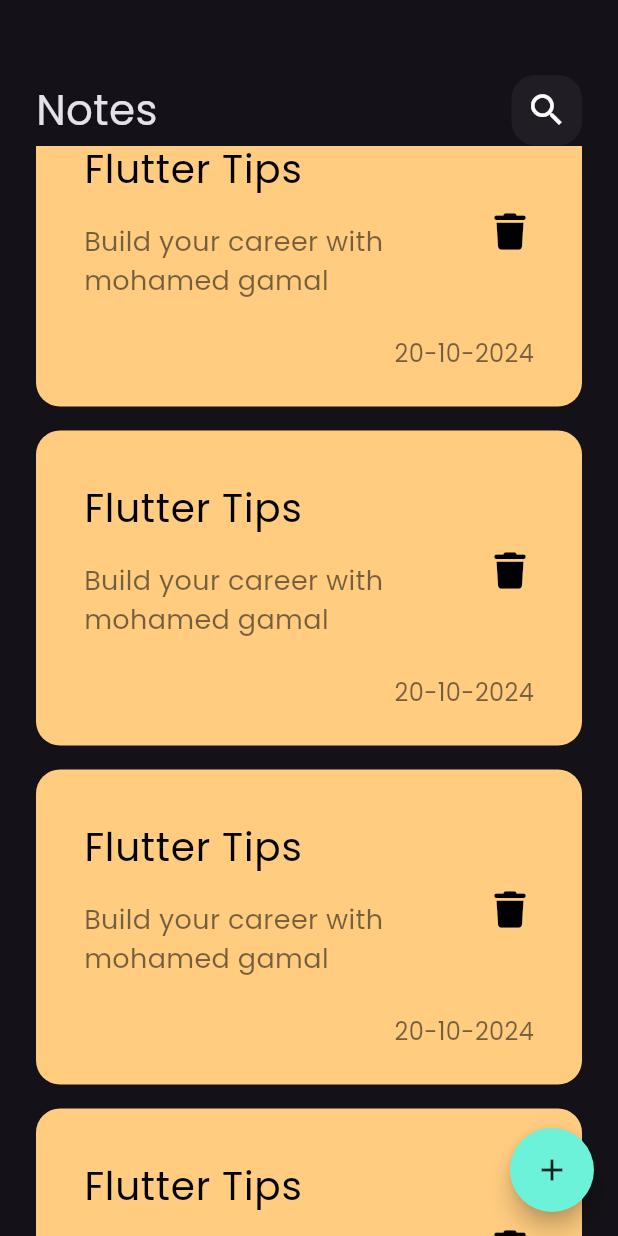
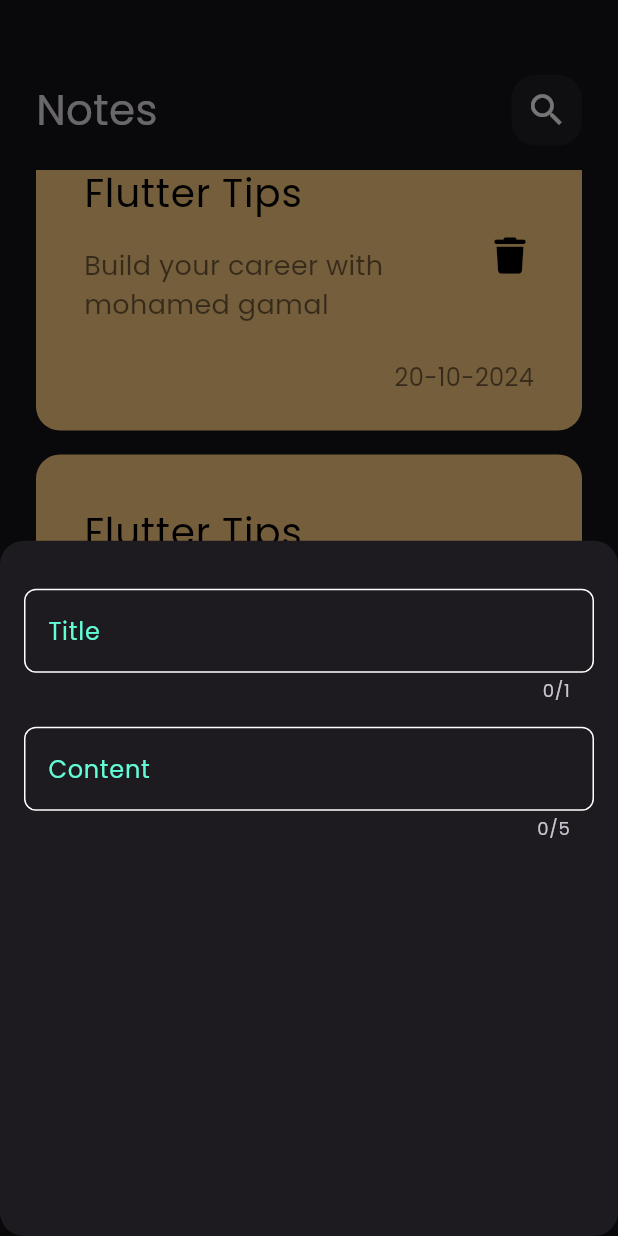
Before and after one commit to MohamedJamaal/notes_app, a Flutter app: the screen it shows after launch, scrolled down 2304 dp, after a tap on the "add" icon, on a phone screen of 412 x 824 dp. Run offline on Flutter 3.47's test engine with Material 3 defaults, Android fonts, the phone set to English and light mode, and no system bars; our stand-ins replace font_awesome_flutter.

Commit message:
add bottom sheet button and text fields

```diff
--- /dev/null
+++ b/lib/constants.dart
@@ -0,0 +1,3 @@
+import 'package:flutter/material.dart';
+
+const KPrimaryColor = Color(0xff62FCD7);
--- a/lib/views/notes_view.dart
+++ b/lib/views/notes_view.dart
@@ -1,4 +1,5 @@
 import 'package:flutter/material.dart';
+import 'package:notes_app/views/widgets/add_note_bottom_sheet.dart';
 import 'package:notes_app/views/widgets/notes_view_body.dart';
 
 class NotesView extends StatelessWidget {
@@ -8,8 +9,17 @@ class NotesView extends StatelessWidget {
   Widget build(BuildContext context) {
     return Scaffold(
       floatingActionButton: FloatingActionButton(
-        onPressed: () {},
-        child: Icon(
+        onPressed: () {
+          showModalBottomSheet(
+              shape: RoundedRectangleBorder(
+                borderRadius: BorderRadius.circular(16),
+              ),
+              context: context,
+              builder: (context) {
+                return const AddNoteBottomSheet();
+              });
+        },
+        child: const Icon(
           Icons.add,
           color: Colors.black87,
         ),
--- /dev/null
+++ b/lib/views/widgets/add_note_bottom_sheet.dart
@@ -0,0 +1,30 @@
+import 'package:flutter/material.dart';
+import 'package:notes_app/views/widgets/custom_text_filed.dart';
+
+class AddNoteBottomSheet extends StatelessWidget {
+  const AddNoteBottomSheet({super.key});
+
+  @override
+  Widget build(BuildContext context) {
+    return const Padding(
+      padding: EdgeInsets.symmetric(horizontal: 16),
+      child: Column(
+        children: [
+          SizedBox(
+            height: 32,
+          ),
+          CustomTextFiled(
+            hint: 'Title',
+          ),
+          SizedBox(
+            height: 16,
+          ),
+          CustomTextFiled(
+            hint: 'Content',
+            maxLines: 5,
+          ),
+        ],
+      ),
+    );
+  }
+}
--- /dev/null
+++ b/lib/views/widgets/custom_text_filed.dart
@@ -0,0 +1,33 @@
+import 'package:flutter/material.dart';
+import 'package:notes_app/constants.dart';
+
+class CustomTextFiled extends StatelessWidget {
+  const CustomTextFiled({super.key, required this.hint, this.maxLines = 1});
+
+  final String hint;
+  final int maxLines;
+
+  @override
+  Widget build(BuildContext context) {
+    return TextField(
+      cursorColor: KPrimaryColor,
+      maxLength: maxLines,
+      decoration: InputDecoration(
+        hintText: hint,
+        hintStyle: TextStyle(color: KPrimaryColor),
+        border: buildBorder(),
+        enabledBorder: buildBorder(),
+        focusedBorder: buildBorder(KPrimaryColor),
+      ),
+    );
+  }
+
+  OutlineInputBorder buildBorder([color]) {
+    return OutlineInputBorder(
+      borderRadius: BorderRadius.circular(8),
+      borderSide: BorderSide(
+        color: color ?? Colors.white,
+      ),
+    );
+  }
+}
--- a/lib/views/widgets/notes_list_view.dart
+++ b/lib/views/widgets/notes_list_view.dart
@@ -6,11 +6,16 @@ class NotesListView extends StatelessWidget {
 
   @override
   Widget build(BuildContext context) {
-    return ListView.builder(itemBuilder: (context, index) {
-      return const Padding(
-        padding: EdgeInsets.symmetric(vertical: 8.0),
-        child: NotesItem(),
-      );
-    });
+    return Padding(
+      padding: const EdgeInsets.symmetric(vertical: 16),
+      child: ListView.builder(
+          padding: EdgeInsets.zero,
+          itemBuilder: (context, index) {
+            return const Padding(
+              padding: EdgeInsets.symmetric(vertical: 8.0),
+              child: NotesItem(),
+            );
+          }),
+    );
   }
 }
```
